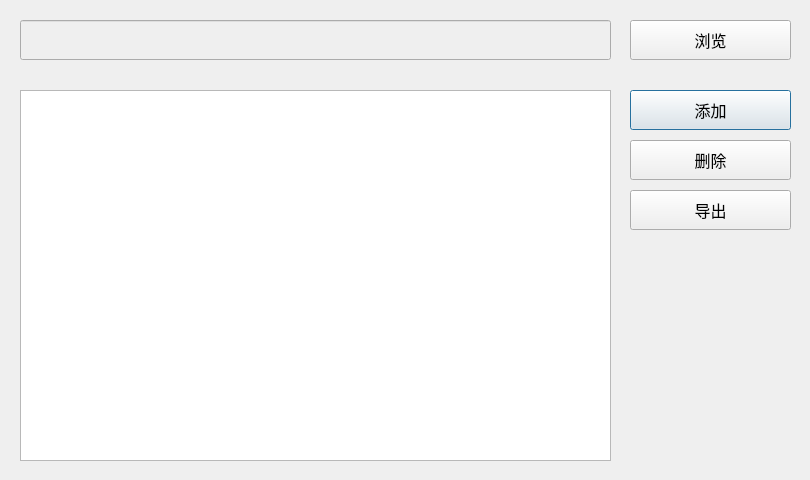
The window that qt_ui/output_static_win/win_ui.ui (ShenWei-HopeNoBug/mock-api-server) describes before a commit, drawn with Qt 5.
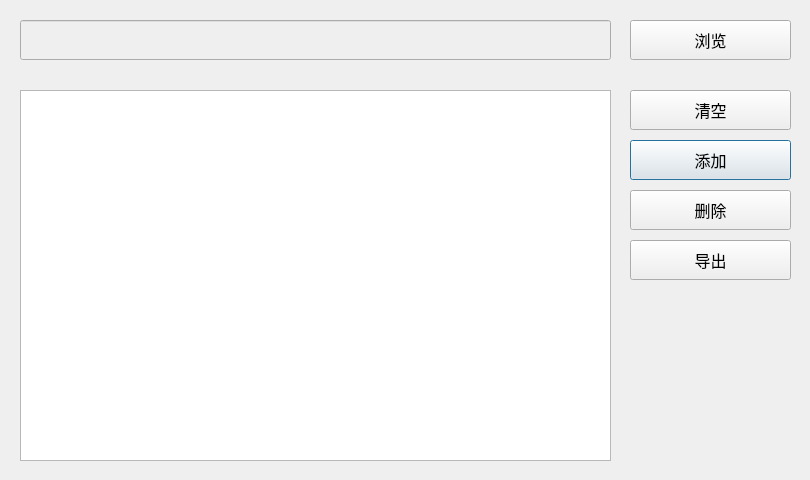
The same window after the commit.

Commit message: 导出静态资源支持清空列表

The edit to the form file:
```diff
--- a/qt_ui/output_static_win/win_ui.ui
+++ b/qt_ui/output_static_win/win_ui.ui
@@ -22,7 +22,7 @@
    <property name="geometry">
     <rect>
      <x>630</x>
-     <y>90</y>
+     <y>140</y>
      <width>161</width>
      <height>40</height>
     </rect>
@@ -49,7 +49,7 @@
    <property name="geometry">
     <rect>
      <x>630</x>
-     <y>140</y>
+     <y>190</y>
      <width>161</width>
      <height>40</height>
     </rect>
@@ -76,7 +76,7 @@
    <property name="geometry">
     <rect>
      <x>630</x>
-     <y>190</y>
+     <y>240</y>
      <width>161</width>
      <height>40</height>
     </rect>
@@ -162,6 +162,30 @@
     </font>
    </property>
   </widget>
+  <widget class="QPushButton" name="clearPushButton">
+   <property name="geometry">
+    <rect>
+     <x>630</x>
+     <y>90</y>
+     <width>161</width>
+     <height>40</height>
+    </rect>
+   </property>
+   <property name="minimumSize">
+    <size>
+     <width>0</width>
+     <height>40</height>
+    </size>
+   </property>
+   <property name="font">
+    <font>
+     <pointsize>12</pointsize>
+    </font>
+   </property>
+   <property name="text">
+    <string>清空</string>
+   </property>
+  </widget>
  </widget>
  <resources/>
  <connections/>
```
The commit also changes 2 other files.
